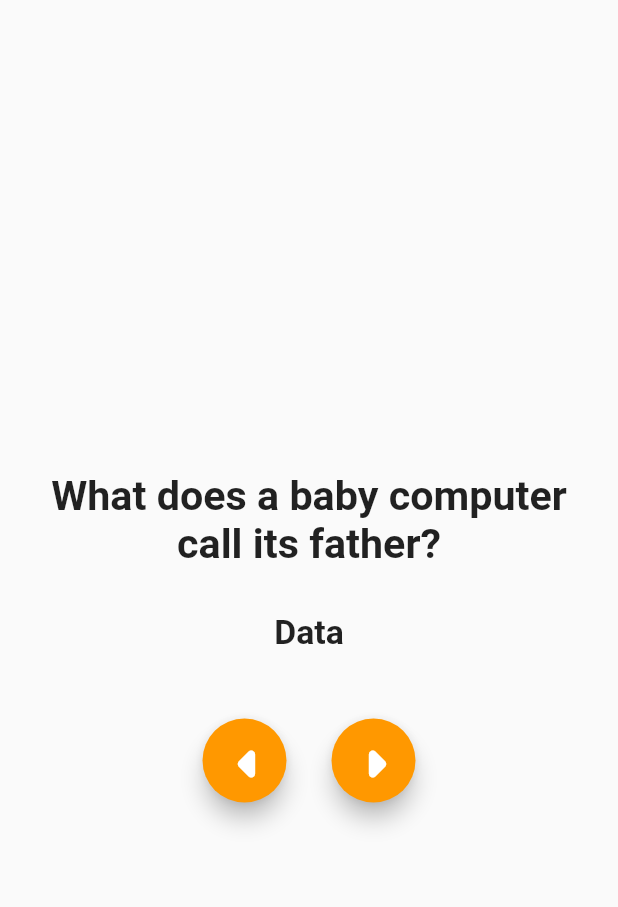
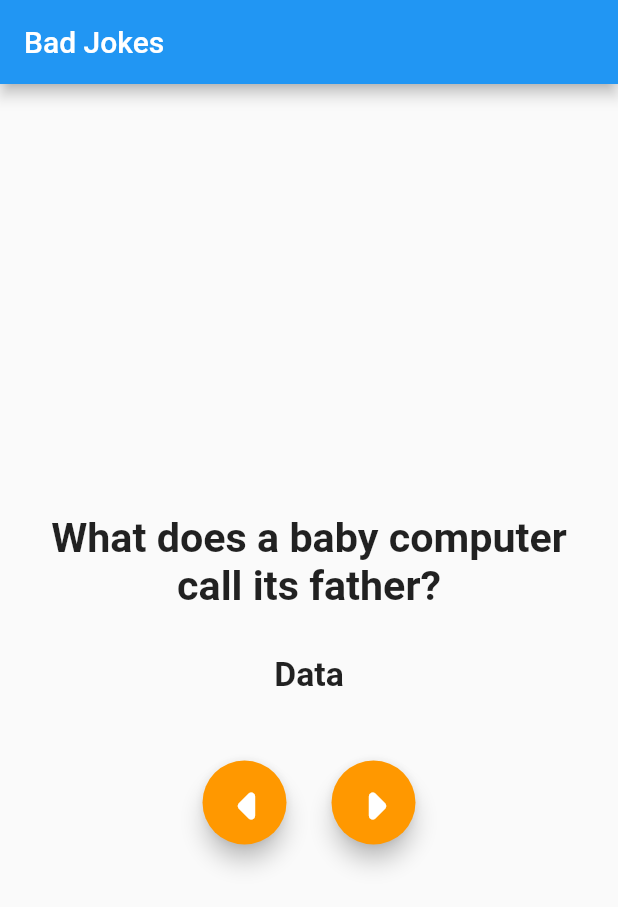
Before and after one commit to Crucialjun/bad_jokes_app, a Flutter app: the screen it shows after launch, on a phone screen of 412 x 824 dp. Shown: the top 907 px of the screen. Run offline on Flutter 3.47's test engine with Material 2 defaults, Android fonts, the phone set to English and light mode, and no system bars.

Commit message:
Clean up

```diff
--- a/lib/main.dart
+++ b/lib/main.dart
@@ -63,6 +63,9 @@
   Widget build(BuildContext context) {
     return MaterialApp(
       home: Scaffold(
+        appBar: AppBar(
+          title: Text("Bad Jokes"),
+        ),
         body: Center(
           child: Column(
             mainAxisAlignment: MainAxisAlignment.center,
```
